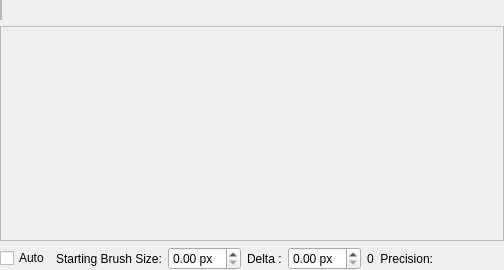
First picture: the form in plugins/paintops/libpaintop/forms/wdgbrushchooser.ui, repository KDE/krita, before the edit.
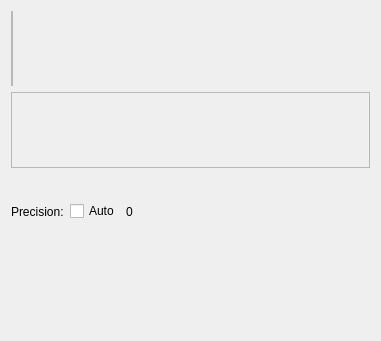
Second picture: the form after the edit. Custom widgets are drawn as their Qt base class.

Commit message: improve UI for precision area in brush tips

```diff
--- a/plugins/paintops/libpaintop/forms/wdgbrushchooser.ui
+++ b/plugins/paintops/libpaintop/forms/wdgbrushchooser.ui
@@ -6,23 +6,11 @@
    <rect>
     <x>0</x>
     <y>0</y>
-    <width>504</width>
-    <height>270</height>
+    <width>381</width>
+    <height>341</height>
    </rect>
   </property>
-  <layout class="QVBoxLayout" name="verticalLayout" stretch="0,1,0">
-   <property name="leftMargin">
-    <number>0</number>
-   </property>
-   <property name="topMargin">
-    <number>0</number>
-   </property>
-   <property name="rightMargin">
-    <number>0</number>
-   </property>
-   <property name="bottomMargin">
-    <number>0</number>
-   </property>
+  <layout class="QVBoxLayout" name="verticalLayout">
    <item>
     <layout class="QHBoxLayout" name="horizontalLayout">
      <item>
@@ -81,7 +69,17 @@
     </widget>
    </item>
    <item>
-    <layout class="QHBoxLayout" name="horizontalLayout_3">
+    <layout class="QHBoxLayout" name="horizontalLayout_2">
+     <item>
+      <widget class="QLabel" name="label_3">
+       <property name="toolTip">
+        <string>Use to set the size from which the Automatic Precision Setting should begin. The Precision will remain 5 before this value.</string>
+       </property>
+       <property name="text">
+        <string>Precision:</string>
+       </property>
+      </widget>
+     </item>
      <item>
       <widget class="QCheckBox" name="autoPrecisionCheckBox">
        <property name="text">
@@ -89,46 +87,6 @@
        </property>
       </widget>
      </item>
-     <item>
-      <widget class="QLabel" name="label">
-       <property name="toolTip">
-        <string>Use to set the size from which the Automatic Precision Setting should begin. The Precision will remain 5 before this value.</string>
-       </property>
-       <property name="text">
-        <string>Starting Brush Size:</string>
-       </property>
-      </widget>
-     </item>
-     <item>
-      <widget class="KisDoubleParseSpinBox" name="sizeToStartFromSpinBox">
-       <property name="suffix">
-        <string> px</string>
-       </property>
-      </widget>
-     </item>
-     <item>
-      <widget class="QLabel" name="label_2">
-       <property name="sizePolicy">
-        <sizepolicy hsizetype="Fixed" vsizetype="Preferred">
-         <horstretch>0</horstretch>
-         <verstretch>0</verstretch>
-        </sizepolicy>
-       </property>
-       <property name="toolTip">
-        <string>This determines every interval after which the precision should change. For example: if the delta value is set to be 15.00, after every 15 pts change in the size of brush, the precision will change.</string>
-       </property>
-       <property name="text">
-        <string>Delta :</string>
-       </property>
-      </widget>
-     </item>
-     <item>
-      <widget class="KisDoubleParseSpinBox" name="deltaValueSpinBox">
-       <property name="suffix">
-        <string> px</string>
-       </property>
-      </widget>
-     </item>
      <item>
       <widget class="QLabel" name="lblPrecisionValue">
        <property name="text">
@@ -137,25 +95,32 @@
       </widget>
      </item>
      <item>
-      <widget class="QLabel" name="lblPrecision">
-       <property name="sizePolicy">
-        <sizepolicy hsizetype="Preferred" vsizetype="Preferred">
-         <horstretch>0</horstretch>
-         <verstretch>0</verstretch>
-        </sizepolicy>
+      <spacer name="horizontalSpacer_2">
+       <property name="orientation">
+        <enum>Qt::Horizontal</enum>
        </property>
-       <property name="text">
-        <string>Precision:</string>
+       <property name="sizeHint" stdset="0">
+        <size>
+         <width>40</width>
+         <height>20</height>
+        </size>
        </property>
-       <property name="alignment">
-        <set>Qt::AlignRight|Qt::AlignTrailing|Qt::AlignVCenter</set>
-       </property>
-      </widget>
+      </spacer>
+     </item>
+    </layout>
+   </item>
+   <item>
+    <layout class="QHBoxLayout" name="horizontalLayout_3">
+     <item>
+      <widget class="KisSliderSpinBox" name="sizeToStartFromSpinBox" native="true"/>
+     </item>
+     <item>
+      <widget class="KisSliderSpinBox" name="deltaValueSpinBox" native="true"/>
      </item>
      <item>
       <widget class="KisSliderSpinBox" name="sliderPrecision" native="true">
        <property name="sizePolicy">
-        <sizepolicy hsizetype="Expanding" vsizetype="Preferred">
+        <sizepolicy hsizetype="Preferred" vsizetype="Preferred">
          <horstretch>0</horstretch>
          <verstretch>0</verstretch>
         </sizepolicy>
@@ -167,11 +132,6 @@
   </layout>
  </widget>
  <customwidgets>
-  <customwidget>
-   <class>KisDoubleParseSpinBox</class>
-   <extends>QDoubleSpinBox</extends>
-   <header>kis_double_parse_spin_box.h</header>
-  </customwidget>
   <customwidget>
    <class>KisSliderSpinBox</class>
    <extends>QWidget</extends>
```
The commit also changes 1 other file.
